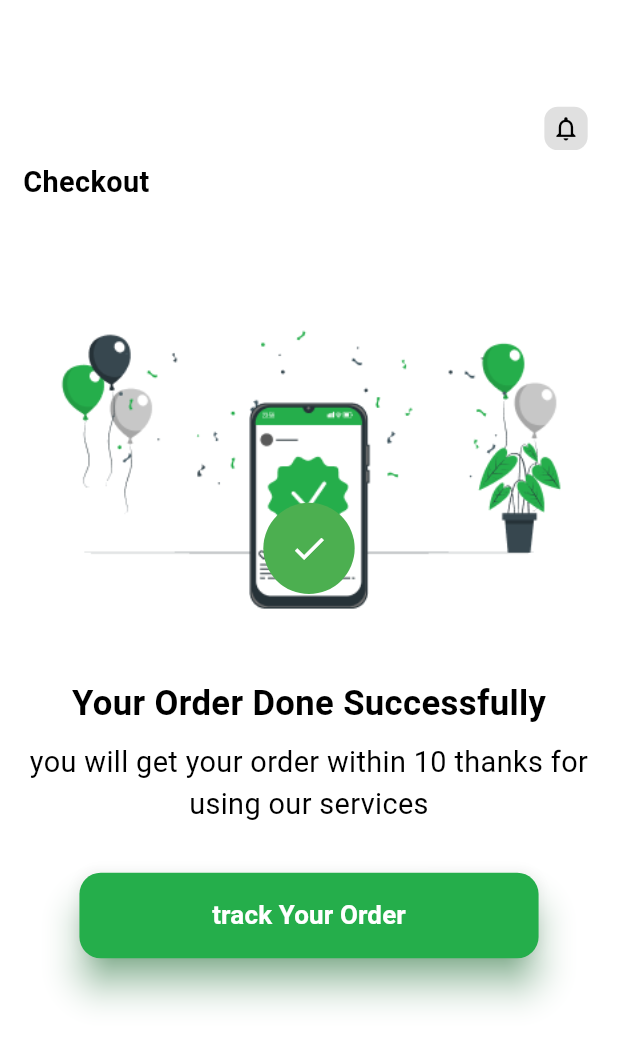
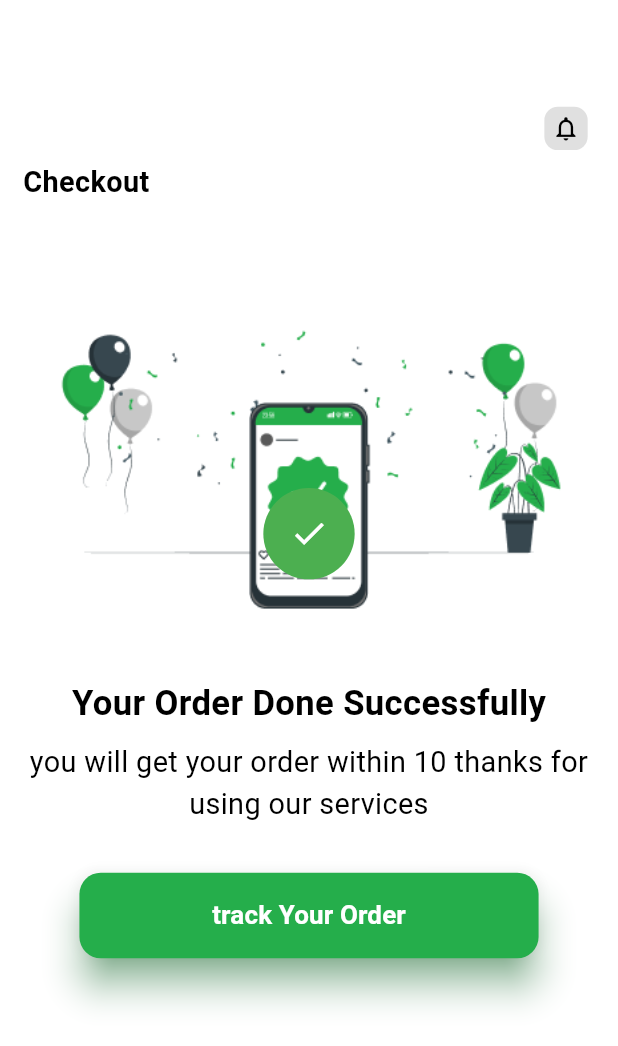
Before and after one commit to SSeba2002/foodtek_app, a Flutter app: the OrderDoneScreen screen opened directly, on a phone screen of 412 x 824 dp. Shown: the top 1046 px of the screen. Run offline on Flutter 3.47's test engine with Material 3 defaults, Android fonts, the phone set to English and light mode, and no system bars; our stand-ins replace buttons_tabbar, carousel_slider, confetti, country_picker, flutter_bloc, flutter_rating_bar and 9 more; accounts and stored records are empty; network calls fail.

Commit message:
some modifications

```diff
--- a/lib/view/screens/home/cart/checkout/order_done_Screen.dart
+++ b/lib/view/screens/home/cart/checkout/order_done_Screen.dart
@@ -109,14 +109,14 @@ class _OrderDoneScreenState extends State<OrderDoneScreen>
                     ),
                   ),
                   Positioned(
-                    bottom: 44.h,
+                    bottom: 55.h,
                     child: AnimatedBuilder(
                       animation: _animation,
                       builder: (context, child) {
                         return Transform.scale(
                           scale: _animation.value,
                           child: Container(
-                            width: 55.w,
+                            width: 57.w,
                             height: 58.h,
                             decoration: BoxDecoration(
                               color: Colors.green,
```
Also changed, not shown: 1 other file.
